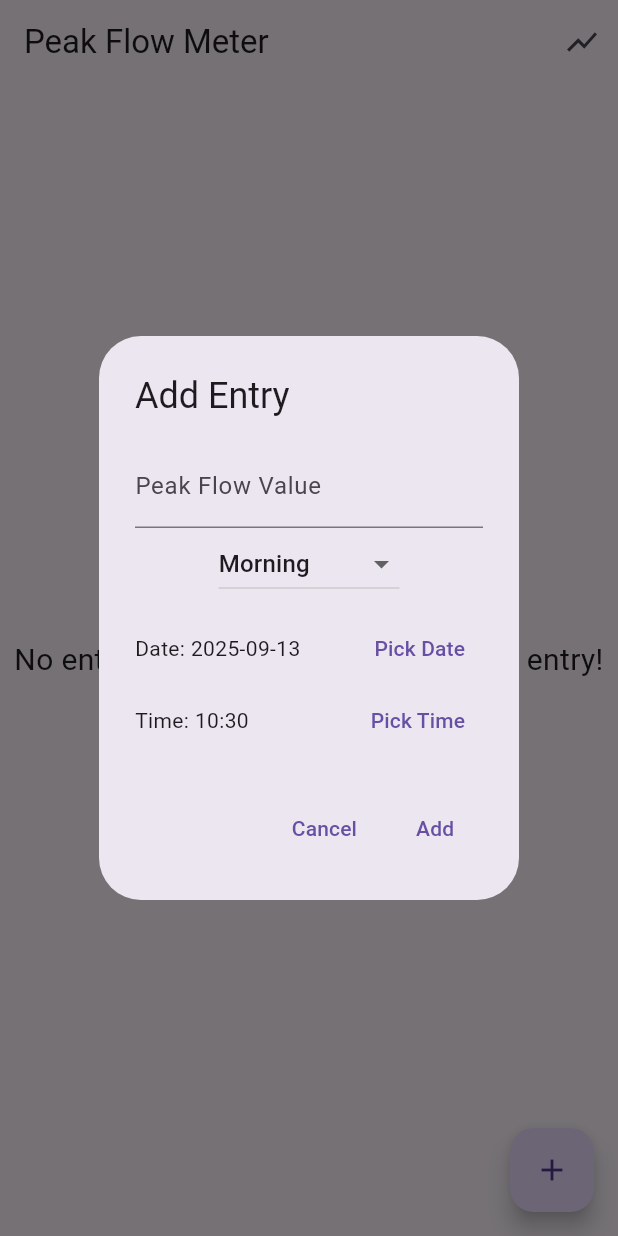
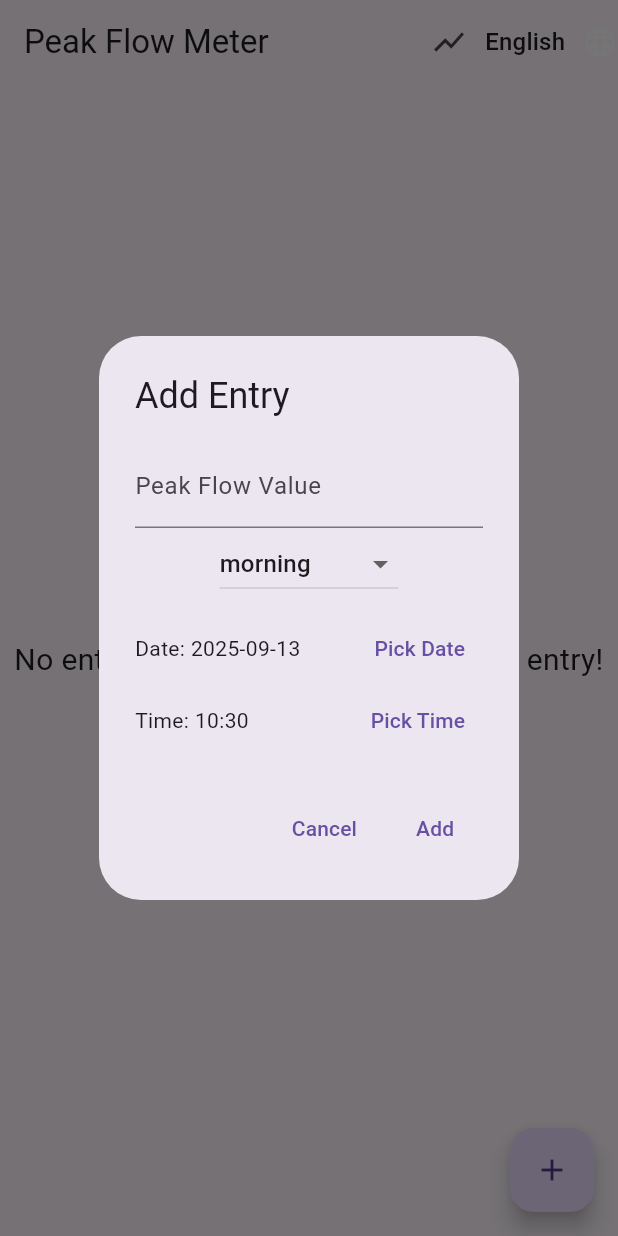
Before and after one commit to christmaskid/peakflowmeter, a Flutter app: the screen it shows after launch, after a tap on the "add" icon, on a phone screen of 412 x 824 dp. Run offline on Flutter 3.47's test engine with Material 3 defaults, Android fonts, the phone set to English and light mode, and no system bars; our stand-ins replace fl_chart, open_file, sqflite; accounts and stored records are empty.

Commit message:
Fix translation mode, export downloads, and entries sorting

```diff
--- a/lib/peakflowmeter.dart
+++ b/lib/peakflowmeter.dart
@@ -4,6 +4,10 @@ import 'package:path/path.dart';
 import 'package:fl_chart/fl_chart.dart';
 import 'dart:ui' as ui;
 import 'package:flutter/rendering.dart';
+import 'strings.dart';
+import 'dart:io';
+import 'package:path_provider/path_provider.dart';
+import 'package:open_file/open_file.dart';
 
 void main() {
   runApp(const MyApp());
@@ -108,7 +112,7 @@ class _HomePageState extends State<HomePage> {
         return StatefulBuilder(
           builder: (context, setStateDialog) {
             return AlertDialog(
-              title: const Text('Add Entry'),
+              title: Text(AppStrings.get('addEntry')),
               content: SingleChildScrollView(
                 child: Column(
                   mainAxisSize: MainAxisSize.min,
@@ -116,7 +120,7 @@ class _HomePageState extends State<HomePage> {
                     TextField(
                       controller: valueController,
                       keyboardType: TextInputType.number,
-                      decoration: const InputDecoration(labelText: 'Peak Flow Value'),
+                      decoration: InputDecoration(labelText: AppStrings.get('peakFlowValue')),
                     ),
                     DropdownButton<String>(
                       value: selectedOption,
@@ -129,20 +133,20 @@ class _HomePageState extends State<HomePage> {
                       items: options.map((option) {
                         return DropdownMenuItem(
                           value: option,
-                          child: Text(option),
+                          child: Text(AppStrings.get(option.toLowerCase())),
                         );
                       }).toList(),
                     ),
                     if (selectedOption == 'Symptomatic')
                       TextField(
                         controller: symptomsController,
-                        decoration: const InputDecoration(labelText: 'Symptoms'),
+                        decoration: InputDecoration(labelText: AppStrings.get('symptoms')),
                       ),
                     const SizedBox(height: 8),
                     Row(
                       children: [
                         Expanded(
-                          child: Text('Date: ${selectedDateTime.year}-${selectedDateTime.month.toString().padLeft(2, '0')}-${selectedDateTime.day.toString().padLeft(2, '0')}'),
+                          child: Text('${AppStrings.get('date')}: ${selectedDateTime.year}-${selectedDateTime.month.toString().padLeft(2, '0')}-${selectedDateTime.day.toString().padLeft(2, '0')}'),
                         ),
                         TextButton(
                           onPressed: () async {
@@ -164,14 +168,14 @@ class _HomePageState extends State<HomePage> {
                               });
                             }
                           },
-                          child: const Text('Pick Date'),
+                          child: Text(AppStrings.get('pickDate')),
                         ),
                       ],
                     ),
                     Row(
                       children: [
                         Expanded(
-                          child: Text('Time: ${selectedDateTime.hour.toString().padLeft(2, '0')}:${selectedDateTime.minute.toString().padLeft(2, '0')}'),
+                          child: Text('${AppStrings.get('time')}: ${selectedDateTime.hour.toString().padLeft(2, '0')}:${selectedDateTime.minute.toString().padLeft(2, '0')}'),
                         ),
                         TextButton(
                           onPressed: () async {
@@ -191,7 +195,7 @@ class _HomePageState extends State<HomePage> {
                               });
                             }
                           },
-                          child: const Text('Pick Time'),
+                          child: Text(AppStrings.get('pickTime')),
                         ),
                       ],
                     ),
@@ -203,7 +207,7 @@ class _HomePageState extends State<HomePage> {
                   onPressed: () {
                     Navigator.of(context).pop();
                   },
-                  child: const Text('Cancel'),
+                  child: Text(AppStrings.get('cancel')),
                 ),
                 TextButton(
                   onPressed: () {
@@ -214,7 +218,7 @@ class _HomePageState extends State<HomePage> {
                     symptomsController.clear();
                     Navigator.of(context).pop();
                   },
-                  child: const Text('Add'),
+                  child: Text(AppStrings.get('add')),
                 ),
               ],
             );
@@ -235,7 +239,7 @@ class _HomePageState extends State<HomePage> {
         return StatefulBuilder(
           builder: (context, setStateDialog) {
             return AlertDialog(
-              title: const Text('Edit Entry'),
+              title: Text(AppStrings.get('editEntry')),
               content: SingleChildScrollView(
                 child: Column(
                   mainAxisSize: MainAxisSize.min,
@@ -243,7 +247,7 @@ class _HomePageState extends State<HomePage> {
                     TextField(
                       controller: valueController,
                       keyboardType: TextInputType.number,
-                      decoration: const InputDecoration(labelText: 'Peak Flow Value'),
+                      decoration: InputDecoration(labelText: AppStrings.get('peakFlowValue')),
                     ),
                     DropdownButton<String>(
                       value: selectedOption,
@@ -256,20 +260,20 @@ class _HomePageState extends State<HomePage> {
                       items: options.map((option) {
                         return DropdownMenuItem(
                           value: option,
-                          child: Text(option),
+                          child: Text(AppStrings.get(option.toLowerCase())),
                         );
                       }).toList(),
                     ),
                     if (selectedOption == 'Symptomatic')
                       TextField(
                         controller: symptomsController,
-                        decoration: const InputDecoration(labelText: 'Symptoms'),
+                        decoration: InputDecoration(labelText: AppStrings.get('symptoms')),
                       ),
                     const SizedBox(height: 8),
                     Row(
                       children: [
                         Expanded(
-                          child: Text('Date: ${selectedDateTime.year}-${selectedDateTime.month.toString().padLeft(2, '0')}-${selectedDateTime.day.toString().padLeft(2, '0')}'),
+                          child: Text('${AppStrings.get('date')}: ${selectedDateTime.year}-${selectedDateTime.month.toString().padLeft(2, '0')}-${selectedDateTime.day.toString().padLeft(2, '0')}'),
                         ),
                         TextButton(
                           onPressed: () async {
@@ -291,14 +295,14 @@ class _HomePageState extends State<HomePage> {
                               });
                             }
                           },
-                          child: const Text('Pick Date'),
+                          child: Text(AppStrings.get('pickDate')),
                         ),
                       ],
                     ),
                     Row(
                       children: [
                         Expanded(
-                          child: Text('Time: ${selectedDateTime.hour.toString().padLeft(2, '0')}:${selectedDateTime.minute.toString().padLeft(2, '0')}'),
+                          child: Text('${AppStrings.get('time')}: ${selectedDateTime.hour.toString().padLeft(2, '0')}:${selectedDateTime.minute.toString().padLeft(2, '0')}'),
                         ),
                         TextButton(
                           onPressed: () async {
@@ -318,7 +322,7 @@ class _HomePageState extends State<HomePage> {
                               });
                             }
                           },
-                          child: const Text('Pick Time'),
+                          child: Text(AppStrings.get('pickTime')),
                         ),
                       ],
                     ),
@@ -330,7 +334,7 @@ class _HomePageState extends State<HomePage> {
                   onPressed: () {
                     Navigator.of(context).pop();
                   },
-                  child: const Text('Cancel'),
+                  child: Text(AppStrings.get('cancel')),
                 ),
                 TextButton(
                   onPressed: () {
@@ -341,7 +345,7 @@ class _HomePageState extends State<HomePage> {
                     symptomsController.clear();
                     Navigator.of(context).pop();
                   },
-                  child: const Text('Save'),
+                  child: Text(AppStrings.get('save')),
                 ),
               ],
             );
@@ -363,11 +367,34 @@ class _HomePageState extends State<HomePage> {
   Widget build(BuildContext context) {
     return Scaffold(
       appBar: AppBar(
-        title: const Text('Peak Flow Meter'),
+        title: Text(AppStrings.get('appTitle')),
         actions: [
           IconButton(
             icon: const Icon(Icons.show_chart),
             onPressed: () => _navigateToGraphPage(context),
+          ),
+          DropdownButton<String>(
+            value: AppStrings.currentLanguage,
+            icon: const Icon(Icons.language, color: Colors.white),
+            underline: Container(),
+            dropdownColor: Colors.white,
+            onChanged: (String? lang) {
+              if (lang != null) {
+                setState(() {
+                  AppStrings.currentLanguage = lang;
+                });
+              }
+            },
+            items: [
+              DropdownMenuItem(
+                value: 'en',
+                child: Text(AppStrings.get('english')),
+              ),
+              DropdownMenuItem(
+                value: 'zh',
+                child: Text(AppStrings.get('chinese')),
+              ),
+            ],
           ),
         ],
       ),
@@ -383,40 +410,43 @@ class _HomePageState extends State<HomePage> {
               if (!snapshot.hasData) {
                 return const Center(child: CircularProgressIndicator());
               }
-              final entries = snapshot.data!;
+              List<Map<String, dynamic>> entries = snapshot.data!;
               if (entries.isEmpty) {
-                return const Center(
+                return Center(
                   child: Text(
-                    'No entries yet. Tap + to add your first entry!',
-                    style: TextStyle(fontSize: 20),
+                    AppStrings.get('noEntries'),
+                    style: const TextStyle(fontSize: 20),
                     textAlign: TextAlign.center,
                   ),
                 );
               }
+              // Sort entries by date and time descending
+              entries = List<Map<String, dynamic>>.from(entries);
+              entries.sort((a, b) {
+                final dateA = DateTime.tryParse((a['date'] ?? '') + ' ' + (a['time'] ?? '00:00')) ?? DateTime(1900);
+                final dateB = DateTime.tryParse((b['date'] ?? '') + ' ' + (b['time'] ?? '00:00')) ?? DateTime(1900);
+                return dateB.compareTo(dateA);
+              });
               return ListView.builder(
                 itemCount: entries.length,
                 itemBuilder: (context, index) {
                   final entry = entries[index];
+                  final date = entry['date'] ?? '';
+                  final time = entry['time'] ?? '';
+                  final value = entry['value']?.toString() ?? '';
+                  final option = entry['option'] ?? '';
+                  final symptoms = (entry['symptoms'] != null && entry['symptoms'].toString().trim().isNotEmpty)
+                      ? ' (${entry['symptoms']})'
+                      : '';
+                  final display = '$date $time $value $option$symptoms';
                   return ListTile(
                     title: Text(
-                      'Value: ${entry['value']}',
-                      style: const TextStyle(fontSize: 22, fontWeight: FontWeight.bold),
-                    ),
-                    subtitle: Text(
-                      '${entry['date']} ${entry['time']} - ${entry['option']}',
-                      style: const TextStyle(fontSize: 18),
+                      display,
+                      style: const TextStyle(fontSize: 20),
                     ),
                     trailing: Row(
                       mainAxisSize: MainAxisSize.min,
                       children: [
-                        if (entry['symptoms'] != null && entry['symptoms'] != '')
-                          Padding(
-                            padding: const EdgeInsets.only(right: 8.0),
-                            child: Text(
-                              'Symptoms: ${entry['symptoms']}',
-                              style: const TextStyle(fontSize: 16, fontStyle: FontStyle.italic),
-                            ),
-                          ),
                         IconButton(
                           icon: const Icon(Icons.edit),
                           onPressed: () => _showEditEntryDialog(context, entry),
@@ -427,16 +457,16 @@ class _HomePageState extends State<HomePage> {
                             final confirm = await showDialog<bool>(
                               context: context,
                               builder: (context) => AlertDialog(
-                                title: const Text('Delete Entry'),
-                                content: const Text('Are you sure you want to delete this entry?'),
+                                title: Text(AppStrings.get('deleteEntry')),
+                                content: Text(AppStrings.get('deleteConfirm')),
                                 actions: [
                                   TextButton(
                                     onPressed: () => Navigator.of(context).pop(false),
-                                    child: const Text('Cancel'),
+                                    child: Text(AppStrings.get('cancel')),
                                   ),
                                   TextButton(
                                     onPressed: () => Navigator.of(context).pop(true),
-                                    child: const Text('Delete'),
+                                    child: Text(AppStrings.get('delete')),
                                   ),
                                 ],
                               ),
@@ -502,31 +532,70 @@ class _GraphPageWithRangeState extends State<_GraphPageWithRange> {
     for (final e in entries) {
       csvBuffer.writeln('${e['date']},${e['time']},${e['value']},${e['option']},${e['symptoms'] ?? ''}');
     }
-    // Save to file or share (for now, just show dialog with CSV)
+    // Save to Downloads directory
+    final directory = await getDownloadsDirectory() ?? await getApplicationDocumentsDirectory();
+    final filePath = '${directory.path}/peakflow_export_${DateTime.now().millisecondsSinceEpoch}.csv';
+    final file = File(filePath);
+    await file.writeAsString(csvBuffer.toString());
     await showDialog(
       context: context,
       builder: (dialogContext) => AlertDialog(
-        title: const Text('Exported CSV'),
-        content: SingleChildScrollView(child: Text(csvBuffer.toString())),
-        actions: [TextButton(onPressed: () => Navigator.pop(dialogContext), child: const Text('Close'))],
+        title: const Text('CSV Exported'),
+        content: Text('CSV file saved to:\n$filePath'),
+        actions: [
+          TextButton(
+            onPressed: () {
+              OpenFile.open(filePath);
+              Navigator.pop(dialogContext);
+            },
+            child: const Text('Open'),
+          ),
+          TextButton(
+            onPressed: () => Navigator.pop(dialogContext),
+            child: const Text('Close'),
+          ),
+        ],
       ),
     );
   }
 
   Future<void> _exportChart(BuildContext context, GlobalKey chartKey) async {
-    // Render chart as image and show in dialog (for now)
+    // Render chart as image and save to file
     final boundary = chartKey.currentContext?.findRenderObject() as RenderRepaintBoundary?;
     if (boundary != null) {
       final image = await boundary.toImage(pixelRatio: 3.0);
       final byteData = await image.toByteData(format: ui.ImageByteFormat.png);
       if (byteData != null) {
         final pngBytes = byteData.buffer.asUint8List();
+        final directory = await getDownloadsDirectory() ?? await getApplicationDocumentsDirectory();
+        final filePath = '${directory.path}/peakflow_chart_${DateTime.now().millisecondsSinceEpoch}.png';
+        final file = File(filePath);
+        await file.writeAsBytes(pngBytes);
         await showDialog(
           context: context,
           builder: (dialogContext) => AlertDialog(
-            title: const Text('Exported Chart Image'),
-            content: Image.memory(pngBytes),
-            actions: [TextButton(onPressed: () => Navigator.pop(dialogContext), child: const Text('Close'))],
+            title: const Text('Chart Image Exported'),
+            content: Column(
+              mainAxisSize: MainAxisSize.min,
+              children: [
+                Image.memory(pngBytes, height: 150),
+                const SizedBox(height: 12),
+                Text('Image file saved to:\n$filePath'),
+              ],
+            ),
+            actions: [
+              TextButton(
+                onPressed: () {
+                  OpenFile.open(filePath);
+                  Navigator.pop(dialogContext);
+                },
+                child: const Text('Open'),
+              ),
+              TextButton(
+                onPressed: () => Navigator.pop(dialogContext),
+                child: const Text('Close'),
+              ),
+            ],
           ),
         );
       }
@@ -652,7 +721,9 @@ class _GraphPageWithRangeState extends State<_GraphPageWithRange> {
                             });
                           }
                         },
-                        child: Text(_startDate == null ? 'Start Date' : 'Start: ${_startDate!.year}-${_startDate!.month.toString().padLeft(2, '0')}-${_startDate!.day.toString().padLeft(2, '0')}'),
+            child: Text(_startDate == null
+              ? AppStrings.get('startDate')
+              : '${AppStrings.get('start')}: ${_startDate!.year}-${_startDate!.month.toString().padLeft(2, '0')}-${_startDate!.day.toString().padLeft(2, '0')}'),
                       ),
                     ),
                     const SizedBox(width: 8),
@@ -671,7 +742,9 @@ class _GraphPageWithRangeState extends State<_GraphPageWithRange> {
                             });
                           }
                         },
-                        child: Text(_endDate == null ? 'End Date' : 'End: ${_endDate!.year}-${_endDate!.month.toString().padLeft(2, '0')}-${_endDate!.day.toString().padLeft(2, '0')}'),
+            child: Text(_endDate == null
+              ? AppStrings.get('endDate')
+              : '${AppStrings.get('end')}: ${_endDate!.year}-${_endDate!.month.toString().padLeft(2, '0')}-${_endDate!.day.toString().padLeft(2, '0')}'),
                       ),
                     ),
                     IconButton(
--- /dev/null
+++ b/lib/strings.dart
@@ -0,0 +1,90 @@
+// All user-facing strings for easy translation
+
+class AppStrings {
+  static String currentLanguage = 'en';
+
+  static const Map<String, Map<String, String>> _localizedValues = {
+    'en': {
+      'appTitle': 'Peak Flow Meter',
+      'addEntry': 'Add Entry',
+      'editEntry': 'Edit Entry',
+      'peakFlowValue': 'Peak Flow Value',
+      'symptoms': 'Symptoms',
+      'pickDate': 'Pick Date',
+      'pickTime': 'Pick Time',
+      'cancel': 'Cancel',
+      'add': 'Add',
+      'save': 'Save',
+      'deleteEntry': 'Delete Entry',
+      'deleteEntryConfirm': 'Are you sure you want to delete this entry?',
+      'delete': 'Delete',
+      'noEntries': 'No entries yet. Tap + to add your first entry!',
+      'value': 'Value',
+      'symptomsLabel': 'Symptoms:',
+      'exportDataCSV': 'Export Data (CSV)',
+      'exportChartImage': 'Export Chart (Image)',
+      'exportedCSV': 'Exported CSV',
+      'exportedChartImage': 'Exported Chart Image',
+      'csvExported': 'CSV Exported',
+      'chartImageExported': 'Chart Image Exported',
+      'date': 'Date',
+      'time': 'Time',
+      'open': 'Open',
+      'close': 'Close',
+      'startDate': 'Start Date',
+      'endDate': 'End Date',
+      'start': 'Start',
+      'end': 'End',
+      'clearRange': 'Clear range',
+      'upperThreshold': 'Upper Threshold',
+      'lowerThreshold': 'Lower Threshold',
+      'notEnoughData': 'Not enough data to display a graph. Add at least 2 entries.',
+      'language': 'Language',
+      'english': 'English',
+      'chinese': '繁體中文',
+    },
+    'zh': {
+      'appTitle': '尖端吐氣流量值紀錄',
+      'addEntry': '新增紀錄',
+      'editEntry': '編輯記錄',
+      'peakFlowValue': '尖端吐氣流量值',
+      'symptoms': '症狀',
+      'pickDate': '選擇日期',
+      'pickTime': '選擇時間',
+      'cancel': '取消',
+      'add': '新增',
+      'save': '儲存',
+      'deleteEntry': '刪除紀錄',
+      'deleteEntryConfirm': '確定要刪除此紀錄嗎？',
+      'delete': '刪除',
+      'noEntries': '暫無紀錄，按"+"新增資料！',
+      'value': '數值',
+      'symptomsLabel': '症狀：',
+      'exportDataCSV': '匯出報表',
+      'exportChartImage': '匯出圖片',
+      'exportedCSV': 'CSV 已匯出',
+      'exportedChartImage': '圖片已匯出',
+      'csvExported': '報表已匯出',
+      'chartImageExported': '圖片已匯出',
+      'date': '日期',
+      'time': '時間',
+      'open': '打開',
+      'close': '關閉',
+      'startDate': '開始日期',
+      'endDate': '結束日期',
+      'start': '開始',
+      'end': '結束',
+      'clearRange': '清除區間',
+      'upperThreshold': '高閾值',
+      'lowerThreshold': '低閾值',
+      'notEnoughData': '數據不足，至少需要兩筆資料。',
+      'language': '語言',
+      'english': 'English',
+      'chinese': '繁體中文',
+    },
+  };
+
+  static String get(String key) {
+    return _localizedValues[currentLanguage]?[key] ?? _localizedValues['en']![key] ?? key;
+  }
+}
--- a/pubspec.yaml
+++ b/pubspec.yaml
@@ -14,6 +14,8 @@ dependencies:
   sqflite: ^2.4.2
   path: ^1.9.1
   fl_chart: ^1.1.0 # Use the latest version available
+  path_provider: ^2.1.3
+  open_file: ^3.3.2
 
 
 dev_dependencies:
```
Also changed, not shown: pubspec.lock.
